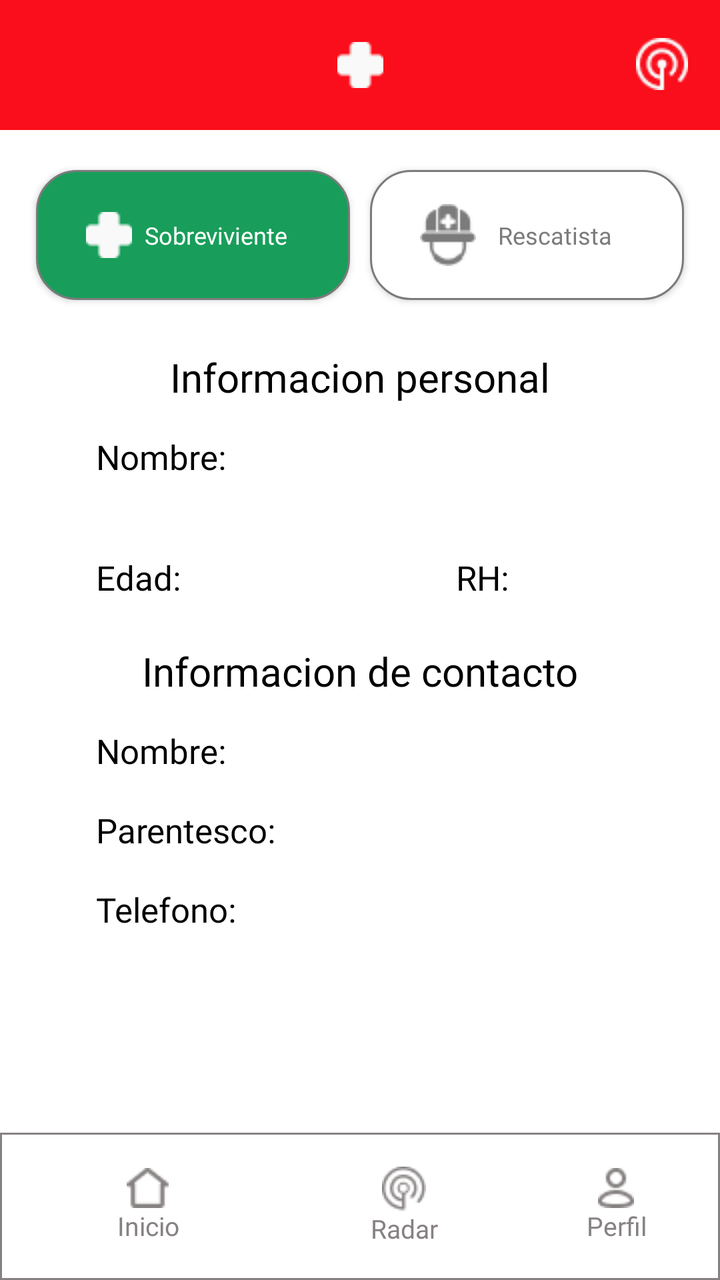
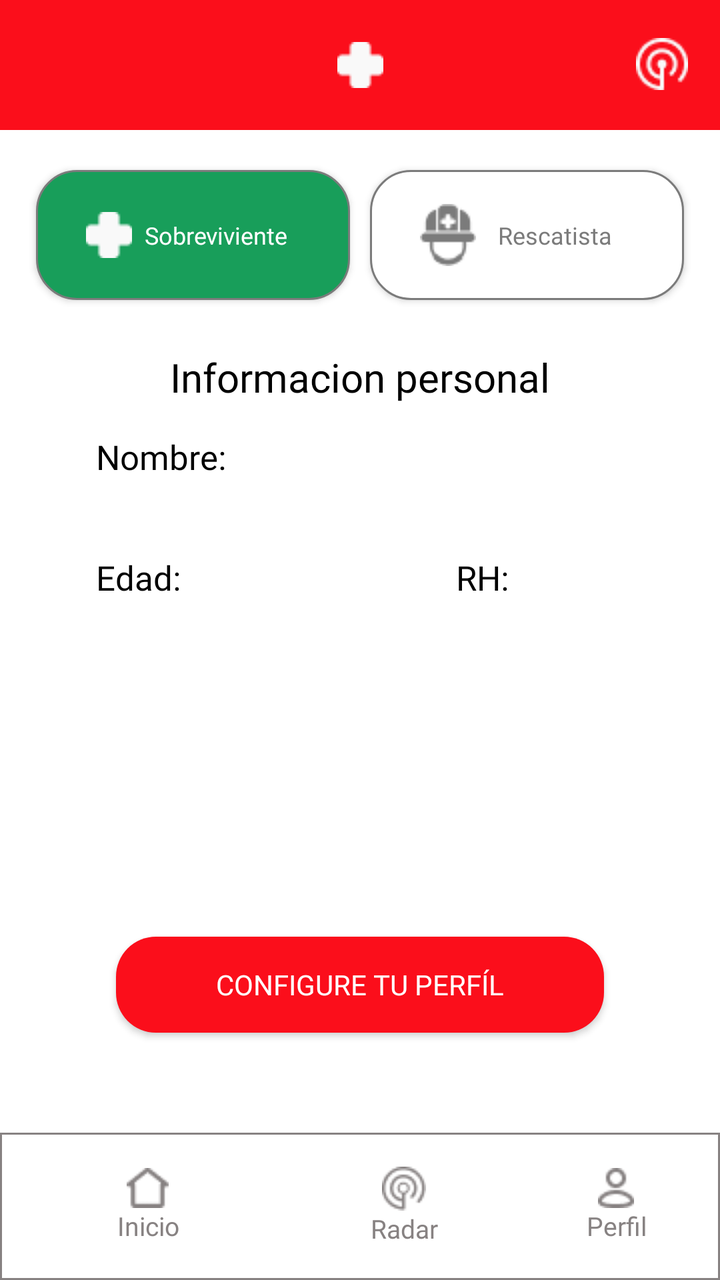

Two renders of the same Android screen: before a commit and after it. Below are the layout's source before the change and the commit's diff.
<!-- AndroidManifest.xml: application theme Theme.Redscate -->
<!-- res/layout/activity_perfil.xml -->
<?xml version="1.0" encoding="utf-8"?>
<androidx.constraintlayout.widget.ConstraintLayout xmlns:android="http://schemas.android.com/apk/res/android"
    xmlns:app="http://schemas.android.com/apk/res-auto"
    xmlns:tools="http://schemas.android.com/tools"
    android:id="@+id/main"
    android:layout_width="match_parent"
    android:layout_height="match_parent"
    tools:context=".Perfil">

    <androidx.constraintlayout.widget.ConstraintLayout
        android:id="@+id/nav"
        android:layout_width="match_parent"
        android:layout_height="match_parent"
        app:layout_constraintBottom_toBottomOf="parent"
        app:layout_constraintEnd_toEndOf="parent"
        app:layout_constraintHorizontal_bias="1.0"
        app:layout_constraintStart_toStartOf="parent">


        <androidx.constraintlayout.widget.ConstraintLayout
            android:layout_width="match_parent"
            android:layout_height="match_parent"
            android:background="@color/white">

            <include
                android:id="@+id/include2"
                layout="@layout/parte_superior"
                android:layout_width="match_parent"
                android:layout_height="65dp"
                app:layout_constraintEnd_toEndOf="parent"
                app:layout_constraintTop_toTopOf="parent" />

            <include
                android:id="@+id/include_boton_sobreviviente"
                layout="@layout/boton_sobreviviente"
                android:layout_width="wrap_content"
                android:layout_height="wrap_content"
                android:layout_marginTop="80dp"
                app:layout_constraintEnd_toEndOf="parent"
                app:layout_constraintStart_toStartOf="parent"
                app:layout_constraintTop_toTopOf="parent" />

            <TextView
                android:id="@+id/titulo_1"
                style="@style/AppTheme.perfil_title"
                android:text="Informacion personal"
                app:layout_constraintEnd_toEndOf="parent"
                app:layout_constraintStart_toStartOf="parent"
                app:layout_constraintTop_toBottomOf="@id/include_boton_sobreviviente" />

            <TextView
                android:id="@+id/nombre"
                style="@style/AppTheme.perfil_text"
                android:text="Nombre:"
                app:layout_constraintStart_toStartOf="parent"
                app:layout_constraintTop_toBottomOf="@+id/titulo_1" />

            <TextView
                android:id="@+id/nombre_apellido"
                style="@style/AppTheme.perfil_text_2"
                android:text=""
                android:layout_height="wrap_content"
                app:layout_constraintStart_toStartOf="parent"
                app:layout_constraintTop_toBottomOf="@+id/nombre" />

            <TextView
                android:id="@+id/edad"
                style="@style/AppTheme.perfil_text"
                android:text="Edad:"
                app:layout_constraintStart_toStartOf="parent"
                app:layout_constraintTop_toBottomOf="@+id/nombre_apellido" />
            <TextView
                android:id="@+id/edad_2"
                style="@style/AppTheme.perfil_text_2"
                android:text=""
                app:layout_constraintStart_toStartOf="parent"
                app:layout_constraintTop_toBottomOf="@+id/edad"
                />
            <TextView
                android:id="@+id/rh"
                style="@style/AppTheme.perfil_text"
                android:text="RH:"
                app:layout_constraintEnd_toEndOf="parent"
                app:layout_constraintStart_toEndOf="@id/edad"
                app:layout_constraintTop_toBottomOf="@+id/nombre_apellido" />
            <TextView
                android:id="@+id/rh_2"
                style="@style/AppTheme.perfil_text_2"
                android:text=""
                app:layout_constraintEnd_toEndOf="parent"
                app:layout_constraintStart_toEndOf="@id/edad_2"
                app:layout_constraintTop_toBottomOf="@+id/rh"
                />
            <TextView
                android:id="@+id/titulo_2"
                style="@style/AppTheme.perfil_title"
                android:text="Informacion de contacto"
                app:layout_constraintEnd_toEndOf="parent"
                app:layout_constraintStart_toStartOf="parent"
                app:layout_constraintTop_toBottomOf="@id/edad_2" />

            <TextView
                android:id="@+id/nombre_c"
                style="@style/AppTheme.perfil_text"
                android:text="Nombre:"
                app:layout_constraintStart_toStartOf="parent"
                app:layout_constraintTop_toBottomOf="@+id/titulo_2" />
            <TextView
                android:id="@+id/nameC"
                style="@style/AppTheme.perfil_text_2"
                android:text=""
                app:layout_constraintStart_toStartOf="parent"
                app:layout_constraintTop_toBottomOf="@+id/nombre_c"
                />

            <TextView
                android:id="@+id/parentesco"
                style="@style/AppTheme.perfil_text"
                android:text="Parentesco:"
                app:layout_constraintStart_toStartOf="parent"
                app:layout_constraintTop_toBottomOf="@+id/nameC" />
            <TextView
                android:id="@+id/relationship"
                style="@style/AppTheme.perfil_text_2"
                android:text=""
                app:layout_constraintStart_toStartOf="parent"
                app:layout_constraintTop_toBottomOf="@+id/parentesco"
                />

            <TextView
                android:id="@+id/telefono"
                style="@style/AppTheme.perfil_text"
                android:text="Telefono:"
                app:layout_constraintStart_toStartOf="parent"
                app:layout_constraintTop_toBottomOf="@+id/relationship" />
            <TextView
                android:id="@+id/numberPhone"
                style="@style/AppTheme.perfil_text_2"
                android:text=""
                app:layout_constraintStart_toStartOf="parent"
                app:layout_constraintTop_toBottomOf="@+id/telefono"
                />

            <include
                android:id="@+id/include"
                layout="@layout/activity_nav_bar"
                android:layout_width="match_parent"
                android:layout_height="wrap_content"
                app:layout_constraintBottom_toBottomOf="parent"
                app:layout_constraintStart_toStartOf="parent" />
        </androidx.constraintlayout.widget.ConstraintLayout>


    </androidx.constraintlayout.widget.ConstraintLayout>
</androidx.constraintlayout.widget.ConstraintLayout>
<!-- res/layout/parte_superior.xml (included above) -->
<?xml version="1.0" encoding="utf-8"?>
<androidx.constraintlayout.widget.ConstraintLayout xmlns:android="http://schemas.android.com/apk/res/android"
    xmlns:app="http://schemas.android.com/apk/res-auto"
    xmlns:tools="http://schemas.android.com/tools"
    android:layout_width="match_parent"
    android:layout_height="match_parent">

    <androidx.constraintlayout.widget.ConstraintLayout
        android:id="@+id/constraintLayout"
        android:layout_width="match_parent"
        android:layout_height="65dp"
        android:background="@color/red"
        app:layout_constraintStart_toStartOf="parent"
        app:layout_constraintTop_toTopOf="parent">


        <ImageView
            android:id="@+id/imageView3"
            android:layout_width="wrap_content"
            android:layout_height="wrap_content"
            app:layout_constraintBottom_toBottomOf="parent"
            app:layout_constraintEnd_toEndOf="parent"
            app:layout_constraintStart_toStartOf="parent"
            app:layout_constraintTop_toTopOf="parent"
            app:srcCompat="@drawable/cruz_blanca" />

        <ImageView
            android:id="@+id/imageView4"
            android:layout_width="wrap_content"
            android:layout_height="wrap_content"
            android:layout_marginEnd="16dp"
            app:layout_constraintBottom_toBottomOf="parent"
            app:layout_constraintEnd_toEndOf="parent"
            app:layout_constraintTop_toTopOf="parent"
            app:layout_constraintVertical_bias="0.487"
            app:srcCompat="@drawable/logo_superior" />
    </androidx.constraintlayout.widget.ConstraintLayout>
</androidx.constraintlayout.widget.ConstraintLayout>
<!-- res/layout/boton_sobreviviente.xml (included above) -->
<?xml version="1.0" encoding="utf-8"?>
<LinearLayout
    xmlns:android="http://schemas.android.com/apk/res/android"
    android:layout_width="match_parent"
    android:layout_height="match_parent">
    <LinearLayout
        android:layout_width="match_parent"
        android:layout_height="wrap_content"
        android:gravity="center"
        android:orientation="horizontal">

        <androidx.appcompat.widget.AppCompatButton
            android:id="@+id/button_sobreviviente"
            style="@style/AppTheme.boton_perfil"
            android:background="@drawable/rounded_button_verde"
            android:drawableLeft="@drawable/cruz_blanca"
            android:text="Sobreviviente"
            android:textColor="@color/white" />

        <androidx.appcompat.widget.AppCompatButton
            android:id="@+id/button_rescatista"
            style="@style/AppTheme.boton_perfil"
            android:background="@drawable/rounded_button_blanco"
            android:drawableLeft="@drawable/rescatista_gris"
            android:text="Rescatista"
            android:textColor="@color/borde_boton_home" />
    </LinearLayout>
</LinearLayout>
<!-- res/layout/activity_nav_bar.xml (included above) -->
<?xml version="1.0" encoding="utf-8"?>
<LinearLayout xmlns:android="http://schemas.android.com/apk/res/android"
    xmlns:tools="http://schemas.android.com/tools"
    android:id="@+id/main"
    android:layout_width="match_parent"
    android:layout_height="wrap_content"
    android:background="@drawable/border_navbar"
    android:gravity="center"
    android:orientation="horizontal"
    android:padding="10dp"
    tools:context=".nav_bar">

    <androidx.appcompat.widget.AppCompatButton
        android:id="@+id/button_home"
        style="@style/AppTheme.boton_nav_bar"
        android:drawableTop="@drawable/inicio"
        android:text="Inicio"

        />

    <androidx.appcompat.widget.AppCompatButton
        android:id="@+id/button_radar"
        style="@style/AppTheme.boton_nav_bar"
        android:drawableTop="@drawable/radar"
        android:text="Radar"

        />

    <androidx.appcompat.widget.AppCompatButton
        android:id="@+id/button_perfil"
        style="@style/AppTheme.boton_nav_bar"
        android:drawableTop="@drawable/perfil"
        android:text="Perfil" />

</LinearLayout>
<!-- resources referenced by this layout -->
<resources>
  <color name="borde_boton_home">#7B7B7B</color>
  <color name="red">#fb0e1b</color>
  <color name="white">#FFFFFFFF</color>
  <!-- drawable border_navbar (drawable) -->
  <shape xmlns:android="http://schemas.android.com/apk/res/android">
      
      <solid android:color="@color/white" /> 
  
      
      <stroke
          android:width="1dp"
      android:color="@color/text_color" /> 
  
      
      <corners android:radius="0dp" /> 
  </shape>
  <!-- drawable rounded_button_blanco (drawable) -->
  <shape xmlns:android="http://schemas.android.com/apk/res/android">
      
      <solid android:color="@color/white" /> 
  
      
      <stroke
          android:width="1dp"
          android:color="@color/borde_boton_home" /> 
  
      <corners android:radius="20dp" /> 
  </shape>
  <!-- drawable rounded_button_verde (drawable) -->
  <shape xmlns:android="http://schemas.android.com/apk/res/android">
      
      <solid android:color="@color/verde_sobreviviente" /> 
  
      
      <stroke
          android:width="1dp"
          android:color="@color/borde_boton_home" /> 
  
      <corners android:radius="20dp" /> 
  </shape>
  <style name="AppTheme.boton_perfil" parent="AppTheme">
          <item name="android:layout_width">157dp</item>
          <item name="android:layout_height">65dp</item>
          <item name="android:fontFamily">@font/roboto_bold</item>
          <item name="android:textSize">12dp</item>
          <item name="android:paddingHorizontal">25dp</item>
          <item name="android:paddingVertical">20dp</item>
          <item name="android:layout_margin">5dp</item>
      </style>
  <style name="AppTheme.perfil_text" parent="AppTheme">
          <item name="android:layout_width">100dp</item>
          <item name="android:layout_height">wrap_content</item>
          <item name="android:textColor">@color/black</item>
          <item name="android:textSize">17dp</item>
          <item name="android:fontFamily">@font/roboto_bold</item>
          <item name="android:layout_marginStart">48dp</item>
          <item name="android:layout_marginTop">15dp</item>
      </style>
  <style name="AppTheme.perfil_text_2" parent="AppTheme">
          <item name="android:layout_width">300dp</item>
          <item name="android:layout_height">1dp</item>
          <item name="android:textColor">@color/black</item>
          <item name="android:textSize">16dp</item>
          <item name="android:fontFamily">@font/roboto_regular</item>
          <item name="android:layout_marginStart">48dp</item>
          <item name="android:layout_marginTop">1dp</item>
      </style>
  <style name="AppTheme.perfil_title" parent="AppTheme">
          <item name="android:layout_width">wrap_content</item>
          <item name="android:layout_height">wrap_content</item>
          <item name="android:textColor">@color/black</item>
          <item name="android:textSize">20dp</item>
          <item name="android:fontFamily">@font/roboto_bold</item>
          <item name="android:layout_marginTop">20dp</item>
  
      </style>
  <style name="Theme.Redscate" parent="Base.Theme.Redscate" />
  <color name="text_color">#878282</color>
  <color name="verde_sobreviviente">#189E5A</color>
  <style name="AppTheme" parent="Theme.AppCompat.Light.DarkActionBar">
  
      </style>
  <color name="black">#FF000000</color>
  <style name="Base.Theme.Redscate" parent="Theme.Material3.DayNight.NoActionBar">
          
          
      </style>
  <!-- unchanged entries left out for length: 7 -->
</resources>

<!-- the commit's change to res/layout/activity_perfil.xml (unified diff, before → after) -->
@@ -91,58 +91,114 @@
                 app:layout_constraintStart_toEndOf="@id/edad_2"
                 app:layout_constraintTop_toBottomOf="@+id/rh"
                 />
-            <TextView
-                android:id="@+id/titulo_2"
-                style="@style/AppTheme.perfil_title"
-                android:text="Informacion de contacto"
-                app:layout_constraintEnd_toEndOf="parent"
-                app:layout_constraintStart_toStartOf="parent"
-                app:layout_constraintTop_toBottomOf="@id/edad_2" />
-
-            <TextView
-                android:id="@+id/nombre_c"
-                style="@style/AppTheme.perfil_text"
-                android:text="Nombre:"
-                app:layout_constraintStart_toStartOf="parent"
-                app:layout_constraintTop_toBottomOf="@+id/titulo_2" />
-            <TextView
-                android:id="@+id/nameC"
-                style="@style/AppTheme.perfil_text_2"
-                android:text=""
-                app:layout_constraintStart_toStartOf="parent"
-                app:layout_constraintTop_toBottomOf="@+id/nombre_c"
-                />
-
-            <TextView
-                android:id="@+id/parentesco"
-                style="@style/AppTheme.perfil_text"
-                android:text="Parentesco:"
-                app:layout_constraintStart_toStartOf="parent"
-                app:layout_constraintTop_toBottomOf="@+id/nameC" />
-            <TextView
-                android:id="@+id/relationship"
-                style="@style/AppTheme.perfil_text_2"
-                android:text=""
-                app:layout_constraintStart_toStartOf="parent"
-                app:layout_constraintTop_toBottomOf="@+id/parentesco"
-                />
-
-            <TextView
-                android:id="@+id/telefono"
-                style="@style/AppTheme.perfil_text"
-                android:text="Telefono:"
-                app:layout_constraintStart_toStartOf="parent"
-                app:layout_constraintTop_toBottomOf="@+id/relationship" />
-            <TextView
-                android:id="@+id/numberPhone"
-                style="@style/AppTheme.perfil_text_2"
-                android:text=""
-                app:layout_constraintStart_toStartOf="parent"
-                app:layout_constraintTop_toBottomOf="@+id/telefono"
-                />
+            <androidx.constraintlayout.widget.ConstraintLayout
+                android:id="@+id/perfil_sobreviviente"
+                android:layout_width="wrap_content"
+                android:layout_height="wrap_content"
+                app:layout_constraintStart_toStartOf="parent"
+                app:layout_constraintTop_toBottomOf="@id/rh_2"
+                android:visibility="invisible">
+
+                <TextView
+                    android:id="@+id/titulo_2"
+                    style="@style/AppTheme.perfil_title"
+                    android:text="Informacion de contacto"
+                    app:layout_constraintEnd_toEndOf="parent"
+                    app:layout_constraintStart_toStartOf="parent"
+                    app:layout_constraintTop_toTopOf="parent" />
+
+                <TextView
+                    android:id="@+id/nombre_c"
+                    style="@style/AppTheme.perfil_text"
+                    android:text="Nombre:"
+                    app:layout_constraintStart_toStartOf="parent"
+                    app:layout_constraintTop_toBottomOf="@+id/titulo_2" />
+                <TextView
+                    android:id="@+id/nameC"
+                    style="@style/AppTheme.perfil_text_2"
+                    android:text=""
+                    app:layout_constraintStart_toStartOf="parent"
+                    app:layout_constraintTop_toBottomOf="@+id/nombre_c"
+                    />
+
+                <TextView
+                    android:id="@+id/parentesco"
+                    style="@style/AppTheme.perfil_text"
+                    android:text="Parentesco:"
+                    app:layout_constraintStart_toStartOf="parent"
+                    app:layout_constraintTop_toBottomOf="@+id/nameC" />
+                <TextView
+                    android:id="@+id/relationship"
+                    style="@style/AppTheme.perfil_text_2"
+                    android:text=""
+                    app:layout_constraintStart_toStartOf="parent"
+                    app:layout_constraintTop_toBottomOf="@+id/parentesco"
+                    />
+
+                <TextView
+                    android:id="@+id/telefono"
+                    style="@style/AppTheme.perfil_text"
+                    android:text="Telefono:"
+                    app:layout_constraintStart_toStartOf="parent"
+                    app:layout_constraintTop_toBottomOf="@+id/relationship" />
+                <TextView
+                    android:id="@+id/numberPhone"
+                    style="@style/AppTheme.perfil_text_2"
+                    android:text=""
+                    app:layout_constraintStart_toStartOf="parent"
+                    app:layout_constraintTop_toBottomOf="@+id/telefono"
+                    />
+            </androidx.constraintlayout.widget.ConstraintLayout>
+            <androidx.constraintlayout.widget.ConstraintLayout
+                android:id="@+id/perfil_rescatista"
+                android:layout_width="wrap_content"
+                android:layout_height="wrap_content"
+                app:layout_constraintStart_toStartOf="parent"
+                app:layout_constraintTop_toBottomOf="@id/rh_2"
+                android:visibility="invisible">
+
+                <TextView
+                    android:id="@+id/titulo_3"
+                    style="@style/AppTheme.perfil_title"
+                    android:text="Informacion de rescarista"
+                    app:layout_constraintEnd_toEndOf="parent"
+                    app:layout_constraintStart_toStartOf="parent"
+                    app:layout_constraintTop_toTopOf="parent" />
+
+                <TextView
+                    android:id="@+id/codigo"
+                    style="@style/AppTheme.perfil_text"
+                    android:layout_width="wrap_content"
+                    android:text="Codigo rescatista:"
+                    app:layout_constraintStart_toStartOf="parent"
+                    app:layout_constraintTop_toBottomOf="@+id/titulo_3" />
+                <TextView
+                    android:id="@+id/codigo_"
+                    style="@style/AppTheme.perfil_text_2"
+                    android:text=""
+                    app:layout_constraintStart_toStartOf="parent"
+                    app:layout_constraintTop_toBottomOf="@+id/codigo"
+                    />
+
+
+            </androidx.constraintlayout.widget.ConstraintLayout>
+
+            <androidx.appcompat.widget.AppCompatButton
+                android:id="@+id/button_configurar"
+                android:layout_height="wrap_content"
+                android:layout_width="wrap_content"
+                android:layout_marginBottom="50dp"
+                android:background="@drawable/rounded_button_red"
+                android:text="Configure tu perfíl"
+                android:fontFamily="@font/roboto_regular"
+                android:textColor="@color/white"
+                app:layout_constraintEnd_toEndOf="parent"
+                app:layout_constraintStart_toStartOf="parent"
+                app:layout_constraintBottom_toTopOf="@id/include_navbar"
+                android:paddingHorizontal="50dp"/>
 
             <include
-                android:id="@+id/include"
+                android:id="@+id/include_navbar"
                 layout="@layout/activity_nav_bar"
                 android:layout_width="match_parent"
                 android:layout_height="wrap_content"
<!-- resource entries referenced after the edit -->
@@ -27,6 +27,12 @@
           android:color="@color/borde_boton_home" /> 
   
       <corners android:radius="20dp" /> 
+  </shape>
+  <!-- drawable rounded_button_red (drawable) -->
+  <?xml version="1.0" encoding="utf-8"?>
+  <shape xmlns:android="http://schemas.android.com/apk/res/android">
+      <solid android:color="@color/red"/>
+      <corners android:radius="20dp"/>
   </shape>
   <!-- drawable rounded_button_verde (drawable) -->
   <shape xmlns:android="http://schemas.android.com/apk/res/android">
